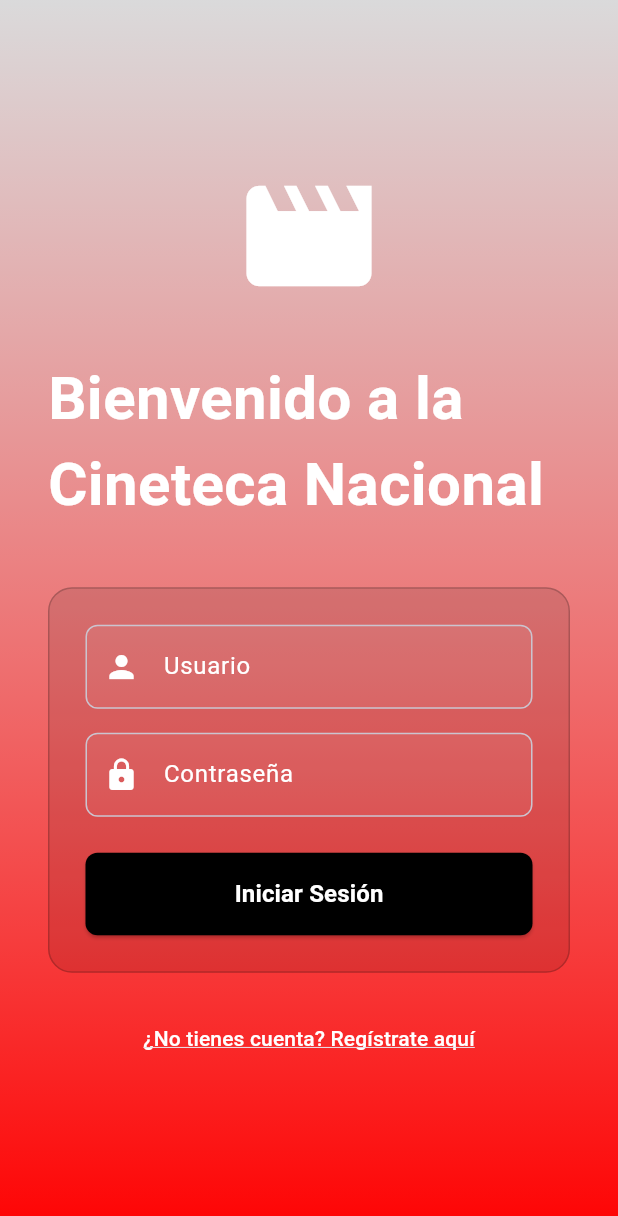
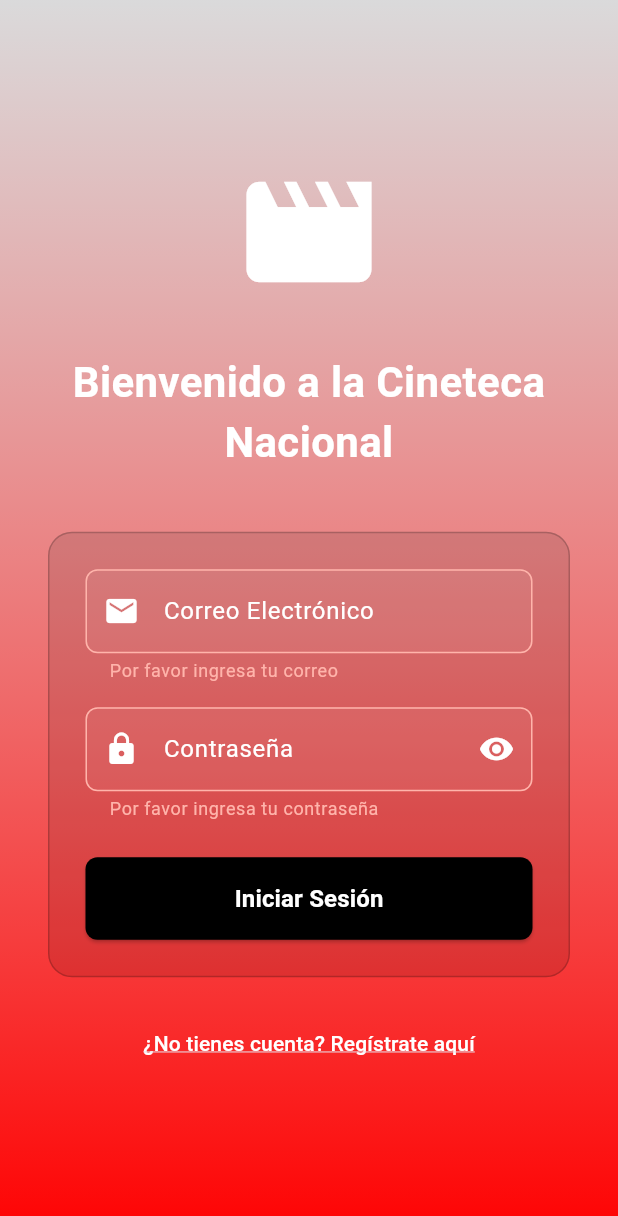
Before and after one commit to XVictorLaraX/Cine, a Flutter app: the screen it shows after launch, after a tap on "Iniciar Sesión", on a phone screen of 412 x 824 dp. Shown: the top 1216 px of the screen. Run offline on Flutter 3.47's test engine with Material 3 defaults, Android fonts, the phone set to English and light mode, and no system bars; our stand-ins replace cloud_firestore, firebase_auth, firebase_core; accounts and stored records are empty.

Commit message:
Inicio de Sesion

```diff
--- a/app_cine_beta/lib/screens/login_screen.dart
+++ b/app_cine_beta/lib/screens/login_screen.dart
@@ -1,9 +1,75 @@
-import 'package:flutter/foundation.dart';
 import 'package:flutter/material.dart';
+import 'package:firebase_auth/firebase_auth.dart';
+import 'package:app_cine/services/firebase_service.dart';
+import 'package:app_cine/screens/cine_home_screen.dart';
 import 'register_screen.dart';
 
-class LoginScreen extends StatelessWidget {
+class LoginScreen extends StatefulWidget {
   const LoginScreen({super.key});
+
+  @override
+  State<LoginScreen> createState() => _LoginScreenState();
+}
+
+class _LoginScreenState extends State<LoginScreen> {
+  final FirebaseService _firebaseService = FirebaseService();
+  final _formKey = GlobalKey<FormState>();
+
+  final TextEditingController _emailController = TextEditingController();
+  final TextEditingController _passwordController = TextEditingController();
+
+  bool _isLoading = false;
+  bool _obscurePassword = true;
+
+  @override
+  void dispose() {
+    _emailController.dispose();
+    _passwordController.dispose();
+    super.dispose();
+  }
+
+  Future<void> _loginUser() async {
+    if (_formKey.currentState!.validate()) {
+      setState(() => _isLoading = true);
+
+      try {
+        final user = await _firebaseService.signInWithEmailAndPassword(
+          email: _emailController.text,
+          password: _passwordController.text,
+        );
+
+        if (user != null) {
+          Navigator.of(context).pushReplacement(
+            MaterialPageRoute(builder: (_) => const CineHomeScreen()),
+          );
+        }
+      } on FirebaseAuthException catch (e) {
+        String errorMessage;
+        switch (e.code) {
+          case 'user-not-found':
+            errorMessage = 'Usuario no encontrado';
+            break;
+          case 'wrong-password':
+            errorMessage = 'Contraseña incorrecta';
+            break;
+          case 'invalid-email':
+            errorMessage = 'Correo electrónico inválido';
+            break;
+          default:
+            errorMessage = 'Error al iniciar sesión: ${e.message}';
+        }
+        ScaffoldMessenger.of(context).showSnackBar(
+          SnackBar(content: Text(errorMessage)),
+        );
+      } catch (e) {
+        ScaffoldMessenger.of(context).showSnackBar(
+          SnackBar(content: Text('Error: ${e.toString()}')),
+        );
+      } finally {
+        setState(() => _isLoading = false);
+      }
+    }
+  }
 
   @override
   Widget build(BuildContext context) {
@@ -23,6 +89,8 @@ class LoginScreen extends StatelessWidget {
           child: SingleChildScrollView(
             child: Padding(
               padding: const EdgeInsets.all(32.0),
+              child: Form(
+                key: _formKey,
                 child: Column(
                   mainAxisAlignment: MainAxisAlignment.center,
                   children: [
@@ -30,7 +98,7 @@ class LoginScreen extends StatelessWidget {
                     const SizedBox(height: 30),
                     const WelcomeTitle(),
                     const SizedBox(height: 40),
-                  _buildLoginForm(context),
+                    _buildLoginForm(),
                     const SizedBox(height: 20),
                     _buildRegisterLink(context),
                   ],
@@ -39,32 +107,104 @@ class LoginScreen extends StatelessWidget {
             ),
           ),
         ),
+      ),
     );
   }
 
-  Widget _buildLoginForm(BuildContext context) {
+  Widget _buildLoginForm() {
     return Container(
       padding: const EdgeInsets.all(24.0),
       decoration: BoxDecoration(
         color: Colors.black.withOpacity(0.1),
         borderRadius: BorderRadius.circular(16.0),
         border: Border.all(color: Colors.black.withOpacity(0.2)),
+      ), // Esta coma faltaba
+      child: Column(
+        children: [
+          TextFormField(
+            controller: _emailController,
+            validator: (value) {
+              if (value == null || value.isEmpty) {
+                return 'Por favor ingresa tu correo';
+              }
+              if (!value.contains('@')) {
+                return 'Ingresa un correo válido';
+              }
+              return null;
+            },
+            decoration: InputDecoration(
+              labelText: 'Correo Electrónico',
+              prefixIcon: const Icon(Icons.email, color: Colors.white),
+              border: OutlineInputBorder(
+                borderRadius: BorderRadius.circular(8.0),
               ),
-      child: const Column(
-        children: [
-          LoginFormField(
-            label: 'Usuario',
-            icon: Icons.person,
-            isPassword: false,
+              filled: true,
+              fillColor: Colors.white.withOpacity(0.05),
+              labelStyle: const TextStyle(color: Colors.white),
             ),
-          SizedBox(height: 16),
-          LoginFormField(
-            label: 'Contraseña',
-            icon: Icons.lock,
-            isPassword: true,
+            style: const TextStyle(color: Colors.white),
+            keyboardType: TextInputType.emailAddress,
           ),
-          SizedBox(height: 24),
-          LoginButton(),
+          const SizedBox(height: 16),
+          TextFormField(
+            controller: _passwordController,
+            validator: (value) {
+              if (value == null || value.isEmpty) {
+                return 'Por favor ingresa tu contraseña';
+              }
+              if (value.length < 6) {
+                return 'La contraseña debe tener al menos 6 caracteres';
+              }
+              return null;
+            },
+            obscureText: _obscurePassword,
+            decoration: InputDecoration(
+              labelText: 'Contraseña',
+              prefixIcon: const Icon(Icons.lock, color: Colors.white),
+              suffixIcon: IconButton(
+                icon: Icon(
+                  _obscurePassword ? Icons.visibility : Icons.visibility_off,
+                  color: Colors.white,
+                ),
+                onPressed: () {
+                  setState(() {
+                    _obscurePassword = !_obscurePassword;
+                  });
+                },
+              ),
+              border: OutlineInputBorder(
+                borderRadius: BorderRadius.circular(8.0),
+              ),
+              filled: true,
+              fillColor: Colors.white.withOpacity(0.05),
+              labelStyle: const TextStyle(color: Colors.white),
+            ),
+            style: const TextStyle(color: Colors.white),
+          ),
+          const SizedBox(height: 24),
+          _isLoading
+              ? const CircularProgressIndicator()
+              : SizedBox(
+            width: double.infinity,
+            child: ElevatedButton(
+              onPressed: _loginUser,
+              style: ElevatedButton.styleFrom(
+                backgroundColor: Colors.black,
+                padding: const EdgeInsets.symmetric(vertical: 16),
+                shape: RoundedRectangleBorder(
+                  borderRadius: BorderRadius.circular(8.0),
+                ),
+              ),
+              child: const Text(
+                'Iniciar Sesión',
+                style: TextStyle(
+                  color: Colors.white,
+                  fontSize: 16,
+                  fontWeight: FontWeight.bold,
+                ),
+              ),
+            ),
+          ),
         ],
       ),
     );
@@ -91,7 +231,7 @@ class LoginScreen extends StatelessWidget {
   }
 }
 
-// Widgets reutilizables en archivos separados (mejor práctica)
+// Widgets reutilizables
 class MovieIcon extends StatelessWidget {
   const MovieIcon({super.key});
 
@@ -116,76 +256,13 @@ class WelcomeTitle extends StatelessWidget {
         child: Text(
           'Bienvenido a la Cineteca Nacional',
           style: TextStyle(
-            fontSize: 40,
+            fontSize: 28,
             fontWeight: FontWeight.bold,
             color: Colors.white,
           ),
+          textAlign: TextAlign.center,
         ),
       ),
     );
   }
 }
-
-class LoginFormField extends StatelessWidget {
-  final String label;
-  final IconData icon;
-  final bool isPassword;
-
-  const LoginFormField({
-    super.key,
-    required this.label,
-    required this.icon,
-    this.isPassword = false,
-  });
-
-  @override
-  Widget build(BuildContext context) {
-    return TextFormField(
-      obscureText: isPassword,
-      decoration: InputDecoration(
-        labelText: label,
-        prefixIcon: Icon(icon),
-        prefixIconColor: Colors.white,
-        border: OutlineInputBorder(
-          borderRadius: BorderRadius.circular(8.0),
-        )
-        ,
-        filled: true,
-        fillColor: Colors.white.withOpacity(0.05),
-        labelStyle: const TextStyle(color: Colors.white),
-      ),
-      style: const TextStyle(color: Colors.white),
-    );
-  }
-}
-
-class LoginButton extends StatelessWidget {
-  const LoginButton({super.key});
-
-  @override
-  Widget build(BuildContext context) {
-    return SizedBox(
-      width: double.infinity,
-      child: ElevatedButton(
-        onPressed: () {
-          // Lógica de login
-        },
-        style: ElevatedButton.styleFrom(
-          backgroundColor: Colors.black,
-          padding: const EdgeInsets.symmetric(vertical: 16),
-          shape: RoundedRectangleBorder(
-            borderRadius: BorderRadius.circular(8.0),
-          ),
-        ),
-        child: const Text(
-          'Iniciar Sesión',
-          style: TextStyle(
-            color: Colors.white,
-            fontSize: 16,
-            fontWeight: FontWeight.bold,
-          ),
-        ),
-      ),
-    );
-  }
-}
```
Also changed, not shown: app_cine_beta/lib/services/firebase_service.dart (+65 -6 lines). Lines whose indentation alone changed are shown as unchanged.
